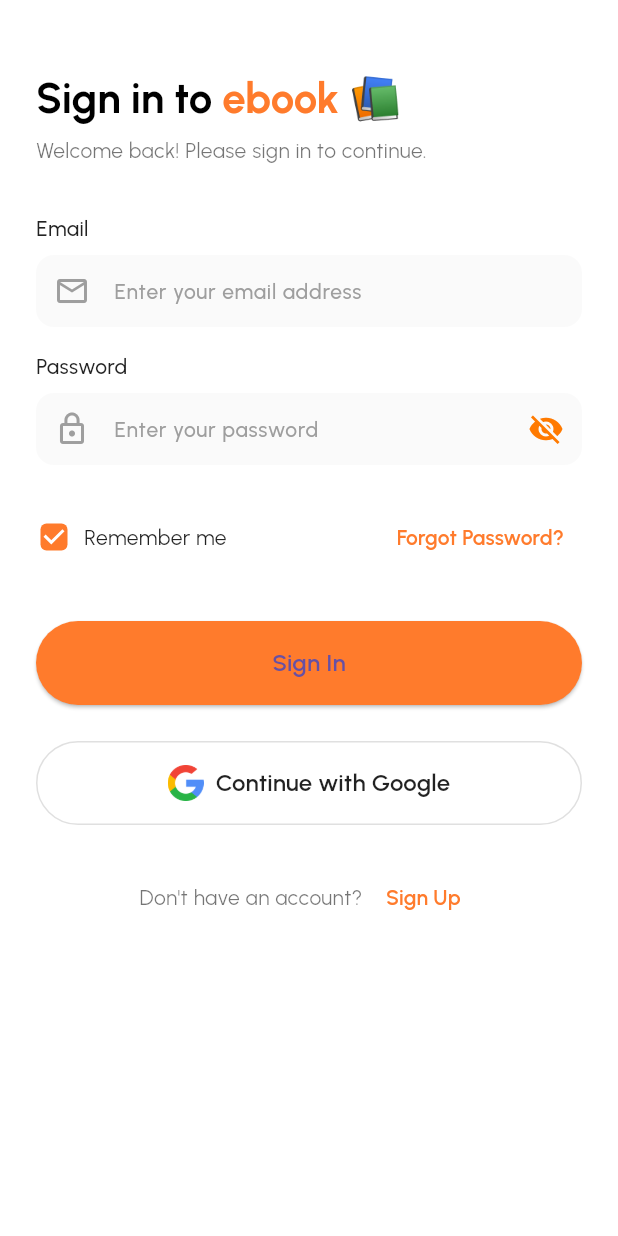
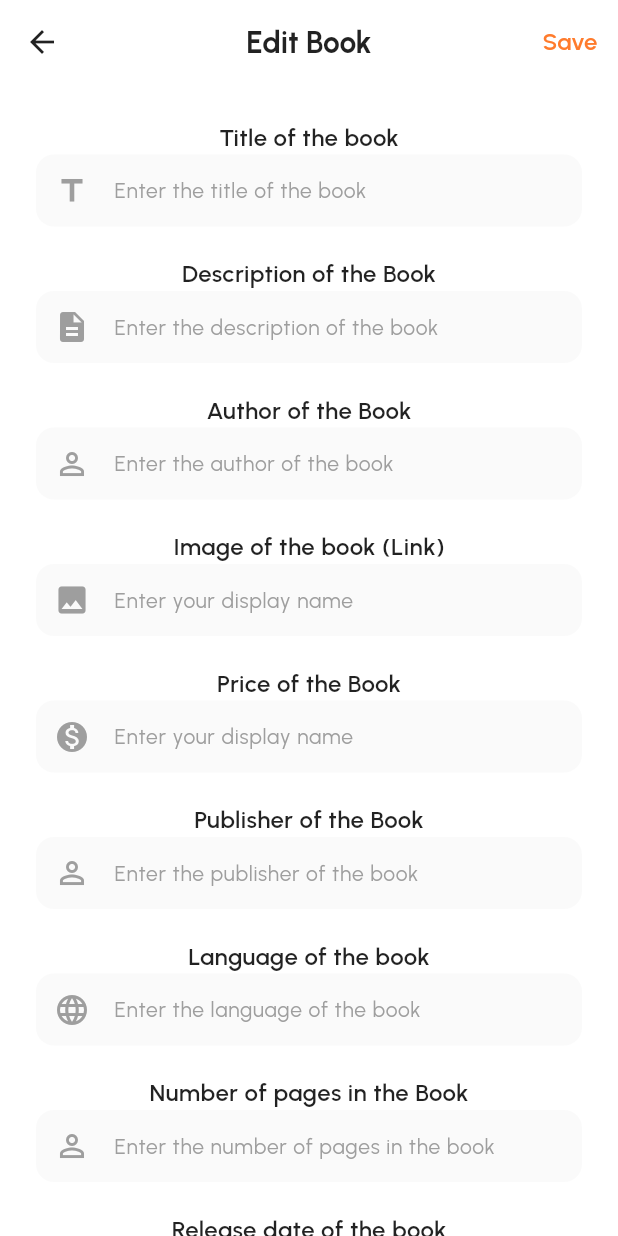
Before and after one commit to chirantha921/ebook-flutter-app, a Flutter app: the screen it shows after launch, on a phone screen of 412 x 824 dp. Run offline on Flutter 3.47's test engine with Material 3 defaults, Android fonts, the phone set to English and light mode, and no system bars; our stand-ins replace cloud_firestore, firebase_auth, firebase_core, firebase_storage, google_fonts, google_sign_in and 4 more; missing offline and left inert: audio_session, syncfusion_flutter_core, syncfusion_flutter_pdf, syncfusion_flutter_pdfviewer; accounts and stored records are empty; project files that could hold a hidden picture were left out.

Commit message:
Admin can add books to the firestore

```diff
--- a/lib/main.dart
+++ b/lib/main.dart
@@ -1,3 +1,4 @@
+import 'package:ebook_app/screens/adminScreen/addBook.dart';
 import 'package:ebook_app/screens/auth/signin_screen.dart';
 import 'package:flutter/material.dart';
 import 'package:flutter/services.dart';
@@ -76,7 +77,7 @@
         primarySwatch: Colors.blue,
         scaffoldBackgroundColor: Colors.white,
       ),
-      home: const SignInScreen(),
+      home: const AddBook(),
       ),
     );
   }
--- a/lib/models/book.dart
+++ b/lib/models/book.dart
@@ -79,23 +79,23 @@
   // From JSON constructor
   factory Book.fromJson(Map<String, dynamic> json) {
     return Book(
-      image: json['image'] ?? '', // Default to an empty string if null
-      pages: json['pages'] ?? 0, // Default to 0 if null
-      releaseDate: json['releaseDate'] ?? '', // Default to an empty string if null
-      price: (json['price'] != null) ? json['price'].toDouble() : 0.0, // Convert to double or use 0.0 if null
-      author: json['author'] ?? '', // Default to an empty string if null
-      rating: (json['rating'] != null) ? json['rating'].toDouble() : 0.0, // Convert to double or use 0.0 if null
-      publisher: json['publisher'] ?? '', // Default to an empty string if null
-      description: json['description'] ?? '', // Default to an empty string if null
-      language: json['language'] ?? '', // Default to an empty string if null
-      title: json['title'] ?? '', // Default to an empty string if null
-      progress: json['progress'] ?? 0, // Default to 0 if null
-      currentChapter: json['currentChapter'] ?? '', // Default to an empty string if null
+      image: json['image'] ?? '',
+      pages: json['pages'] ?? 0,
+      releaseDate: json['releaseDate'] ?? '',
+      price: (json['price'] != null) ? json['price'].toDouble() : 0.0,
+      author: json['author'] ?? '',
+      rating: (json['rating'] != null) ? json['rating'].toDouble() : 0.0,
+      publisher: json['publisher'] ?? '',
+      description: json['description'] ?? '',
+      language: json['language'] ?? '',
+      title: json['title'] ?? '',
+      progress: json['progress'] ?? 0,
+      currentChapter: json['currentChapter'] ?? '',
       lastRead: json['lastRead'] ?? '',
     );
   }
 
-  // To JSON method (optional, if you need to send data back)
+
   Map<String, dynamic> toJson() {
     return {
       'title': title,
--- /dev/null
+++ b/lib/screens/adminScreen/addBook.dart
@@ -0,0 +1,245 @@
+import 'package:cloud_firestore/cloud_firestore.dart';
+import 'package:ebook_app/models/book.dart';
+import 'package:ebook_app/utils/constants.dart';
+import 'package:flutter/material.dart';
+import 'package:flutter/services.dart';
+import 'package:google_fonts/google_fonts.dart';
+import '';
+
+class AddBook extends StatefulWidget{
+  const AddBook({super.key});
+
+  @override
+  State<AddBook> createState() => _AddBookState();
+}
+
+class _AddBookState extends State<AddBook>{
+  final _formKey = GlobalKey<FormState>();
+  final TextEditingController titleEditingController = TextEditingController();
+  final TextEditingController authorEditingController = TextEditingController();
+  final TextEditingController descriptionEditingController = TextEditingController();
+  final TextEditingController imageEditingController = TextEditingController();
+  final TextEditingController publisherEditingController = TextEditingController();
+  final TextEditingController pageEditingController = TextEditingController();
+  final TextEditingController releaseDateEditingController = TextEditingController();
+  final TextEditingController priceEditingController = TextEditingController();
+  final TextEditingController languageEditingController = TextEditingController();
+  bool _isLoading = false;
+
+  @override
+  void initState(){
+    super.initState();
+  }
+
+  @override
+  Widget build(BuildContext context){
+    return Scaffold(
+      appBar: AppBar(
+        title: Text(
+          'Edit Book',
+          style: GoogleFonts.urbanist(
+            fontSize: 20,
+            fontWeight: FontWeight.bold,
+            color: Colors.black87,
+          ),
+        ),
+        backgroundColor: Colors.white,
+        elevation: 0,
+        systemOverlayStyle: const SystemUiOverlayStyle(
+          statusBarColor: Colors.transparent,
+          statusBarIconBrightness: Brightness.dark,
+        ),
+        leading: IconButton(
+            onPressed: () => Navigator.pop(context),
+            icon: const Icon(Icons.arrow_back, color: Colors.black87,)
+        ),
+        centerTitle: true,
+        actions: [
+          TextButton(
+              onPressed: _isLoading? null: saveBook,
+              child: Text(
+                'Save',
+                style: GoogleFonts.urbanist(
+                  fontSize: 16,
+                  fontWeight: FontWeight.w600,
+                  color: _isLoading ? Colors.grey: AppColors.primary,
+                ),
+              ),
+          ),
+        ],
+      ),
+      body: _isLoading
+        ? const Center(child: CircularProgressIndicator())
+      :SingleChildScrollView(
+        padding: const EdgeInsets.all(24),
+        child: Form(
+        key: _formKey,
+        child: Column(
+        children: [
+        _buildSectionTitle('Title of the book'),
+        TextFormField(
+          controller: titleEditingController,
+          keyboardType: TextInputType.phone,
+          maxLines: null,
+          decoration:_buildInputDecoration(
+            'Enter the title of the book',
+            Icons.title,
+          ),
+        ),
+        const SizedBox(height: 20.0),
+        _buildSectionTitle('Description of the Book'),
+        TextFormField(
+          controller: descriptionEditingController,
+          keyboardType: TextInputType.phone,
+          maxLines: null,
+          decoration: _buildInputDecoration(
+            'Enter the description of the book',
+            Icons.description,
+          ),
+        ),
+        const SizedBox(height: 20.0),
+        _buildSectionTitle('Author of the Book'),
+        TextFormField(
+          controller: authorEditingController,
+          keyboardType: TextInputType.phone,
+          maxLines: null,
+          decoration: _buildInputDecoration(
+            'Enter the author of the book',
+            Icons.perm_identity,
+          ),
+        ),
+        const SizedBox(height: 20.0),
+        _buildSectionTitle('Image of the book (Link)'),
+        TextFormField(
+          controller: imageEditingController,
+          keyboardType: TextInputType.phone,
+          maxLines: null,
+          decoration: _buildInputDecoration(
+            'Enter your display name',
+            Icons.image,
+          ),
+        ),
+        const SizedBox(height: 20.0),
+        _buildSectionTitle('Price of the Book'),
+        TextFormField(
+          controller: priceEditingController,
+          keyboardType: TextInputType.phone,
+          maxLines: null,
+          decoration: _buildInputDecoration(
+            'Enter your display name',
+            Icons.monetization_on,
+          ),
+        ),
+        const SizedBox(height: 20.0),
+        _buildSectionTitle('Publisher of the Book'),
+        TextFormField(
+          controller: publisherEditingController,
+          keyboardType: TextInputType.phone,
+          maxLines: null,
+          decoration: _buildInputDecoration(
+            'Enter the publisher of the book',
+            Icons.perm_identity,
+          ),
+        ),
+        const SizedBox(height: 20.0),
+        _buildSectionTitle('Language of the book'),
+        TextFormField(
+          controller: languageEditingController,
+          keyboardType: TextInputType.phone,
+          maxLines: null,
+          decoration: _buildInputDecoration(
+            'Enter the language of the book',
+            Icons.language,
+          ),
+        ),
+        const SizedBox(height: 20.0),
+        _buildSectionTitle('Number of pages in the Book'),
+        TextFormField(
+          controller: pageEditingController,
+          keyboardType: TextInputType.phone,
+          maxLines: null,
+          decoration: _buildInputDecoration(
+            'Enter the number of pages in the book',
+            Icons.person_outline,
+          ),
+        ),
+        const SizedBox(height: 20.0),
+        _buildSectionTitle('Release date of the book'),
+        TextFormField(
+          controller: releaseDateEditingController,
+          keyboardType: TextInputType.phone,
+          maxLines: null,
+          decoration: _buildInputDecoration(
+            'Enter the release data of the book',
+            Icons.person_outline,
+          ),
+        ),
+        const SizedBox(height: 20.0),
+        ],
+      ),
+    )
+      ),
+    );
+  }
+
+  Future<void> saveBook()async{
+    setState(() {
+      _isLoading = true;
+    });
+    Book book = Book(
+      title: titleEditingController.text,
+      rating: 0,
+      price: double.parse(priceEditingController.text),
+      author: authorEditingController.text,
+      image: imageEditingController.text,
+      pages: int.parse(pageEditingController.text),
+      description: descriptionEditingController.text,
+      language: languageEditingController.text,
+      publisher: publisherEditingController.text,
+      progress: 0,
+      currentChapter: "1",
+      lastRead: "none",
+    );
+    await addNewBook(book);
+  }
+
+  Future<void> addNewBook(Book book) async{
+    final bookCollection = FirebaseFirestore.instance.collection('Book');
+
+    await bookCollection.add(book.toMap()).then((docRef){
+      print("Book has been added with ID: ${docRef.id}");
+    }).catchError((error){
+      print("Error in adding book: $error");
+    });
+  }
+
+  Widget _buildSectionTitle(String title) {
+    return Text(
+      title,
+      style: GoogleFonts.urbanist(
+        fontSize: 16,
+        fontWeight: FontWeight.w600,
+        color: Colors.black87,
+      ),
+    );
+  }
+
+  InputDecoration _buildInputDecoration(String hint, IconData icon) {
+    return InputDecoration(
+      hintText: hint,
+      hintStyle: GoogleFonts.urbanist(
+        color: Colors.grey,
+        fontSize: 14,
+      ),
+      prefixIcon: Icon(icon, color: Colors.grey),
+      filled: true,
+      fillColor: Colors.grey[50],
+      border: OutlineInputBorder(
+        borderRadius: BorderRadius.circular(12),
+        borderSide: BorderSide.none,
+      ),
+      contentPadding: const EdgeInsets.symmetric(horizontal: 16, vertical: 12),
+    );
+  }
+
+}
--- a/lib/screens/home/home_screen.dart
+++ b/lib/screens/home/home_screen.dart
@@ -402,7 +402,7 @@
           _buildDesktopNavItem(Icons.explore_outlined, "Explore", 1),
           // Remove onTap parameter
           _buildDesktopNavItem(Icons.bookmark_border_rounded, "Bookmarks", 2),
-          _buildDesktopNavItem(Icons.person_outline_rounded, "Profile", 4),
+          _buildDesktopNavItem(Icons.person_outline_rounded, "Profile", 3),
           const Spacer(),
           Padding(
             padding: const EdgeInsets.all(24.0),
--- a/lib/widgets/custom_bottom_navigation_bar.dart
+++ b/lib/widgets/custom_bottom_navigation_bar.dart
@@ -39,8 +39,9 @@
         children: [
           _buildNavItem(0, Icons.home_rounded, 'Home'),
           _buildNavItem(1, Icons.explore_outlined, 'Explore'),
-          _buildNavItem(2, Icons.bookmark_border_rounded, 'Bookmarks'),
-          _buildNavItem(3, Icons.person_outline_rounded, 'Profile'),
+          _buildNavItem(2, Icons.bookmark_border_rounded, 'WishList'),
+          _buildNavItem(3, Icons.book, 'My Books'),
+          _buildNavItem(4, Icons.perm_identity, 'Account')
         ],
       ),
     );
```
Also changed, not shown: lib/screens/book/book_details_screen.dart (indentation only).
